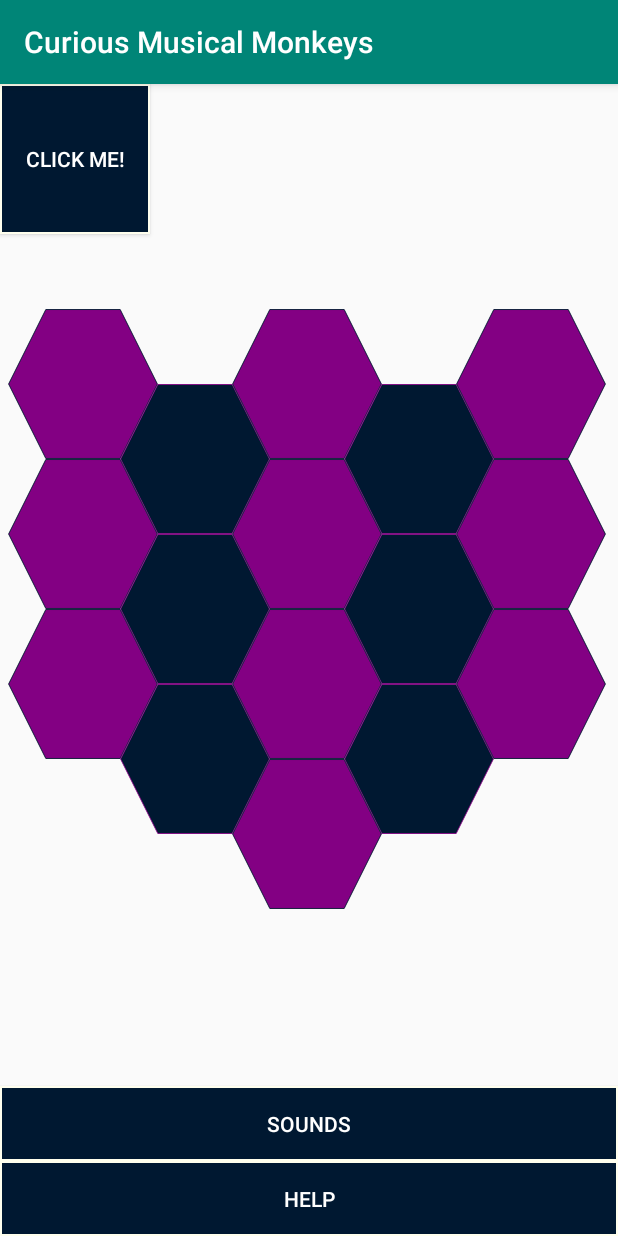
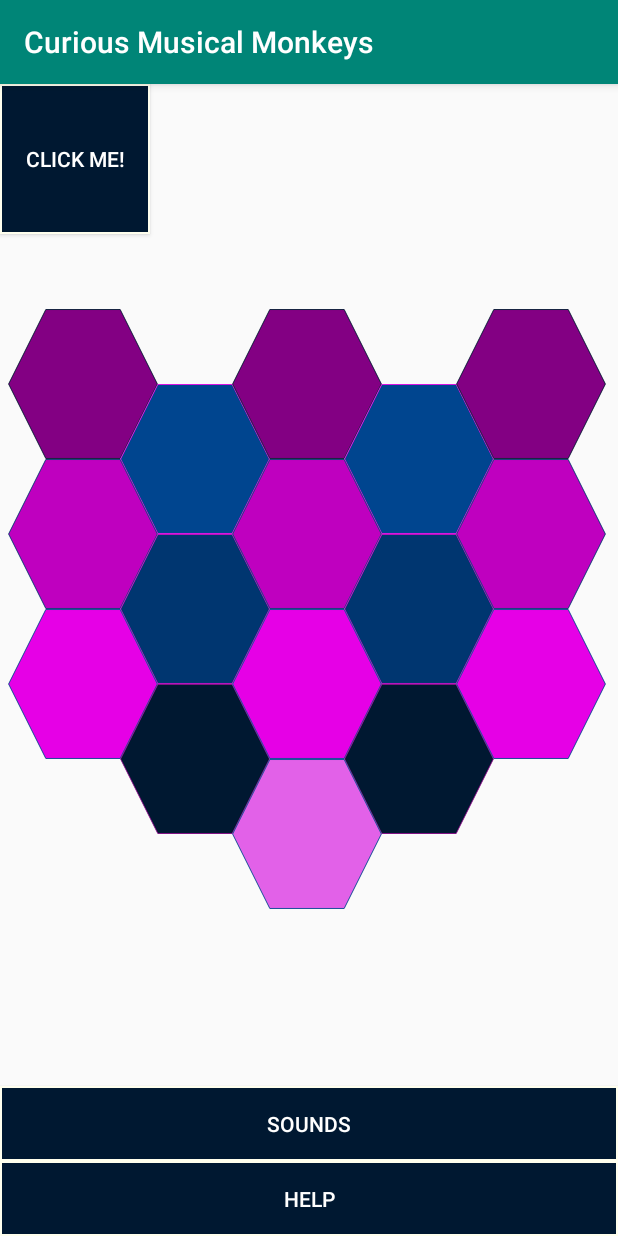
Before and after one commit to arnavgupta1/Curious-Musical-Monkeys, an Android app: the screen it shows after launch (MainActivity), on a phone screen of 412 x 824 dp. Run offline under Robolectric (Android 15) with nearby library versions, the phone set to English and light mode, and no system bars.

Commit message:
Gradient Honeycomb

```diff
--- /dev/null
+++ b/app/src/main/res/drawable/button_hexagon_b_light.xml
@@ -0,0 +1,6 @@
+<vector android:height="24dp" android:viewportHeight="628.0"
+    android:viewportWidth="726.0" android:width="27dp" xmlns:android="http://schemas.android.com/apk/res/android">
+    <path android:fillColor="#00458F"
+        android:pathData="m723,314c-60,103.9 -120,207.8 -180,311.8 -120,0 -240,0 -360,0C123,521.8 63,417.9 3,314 63,210.1 123,106.2 183,2.2c120,0 240,0 360,0C603,106.2 663,210.1 723,314Z"
+        android:strokeColor="#E600E6" android:strokeWidth="4"/>
+</vector>
--- /dev/null
+++ b/app/src/main/res/drawable/button_hexagon_b_medium.xml
@@ -0,0 +1,6 @@
+<vector android:height="24dp" android:viewportHeight="628.0"
+    android:viewportWidth="726.0" android:width="27dp" xmlns:android="http://schemas.android.com/apk/res/android">
+    <path android:fillColor="#003670"
+        android:pathData="m723,314c-60,103.9 -120,207.8 -180,311.8 -120,0 -240,0 -360,0C123,521.8 63,417.9 3,314 63,210.1 123,106.2 183,2.2c120,0 240,0 360,0C603,106.2 663,210.1 723,314Z"
+        android:strokeColor="#BF00BF" android:strokeWidth="4"/>
+</vector>
--- /dev/null
+++ b/app/src/main/res/drawable/button_hexagon_p_light.xml
@@ -0,0 +1,6 @@
+<vector android:height="24dp" android:viewportHeight="628.0"
+    android:viewportWidth="726.0" android:width="27dp" xmlns:android="http://schemas.android.com/apk/res/android">
+    <path android:fillColor="#E600E6"
+        android:pathData="m723,314c-60,103.9 -120,207.8 -180,311.8 -120,0 -240,0 -360,0C123,521.8 63,417.9 3,314 63,210.1 123,106.2 183,2.2c120,0 240,0 360,0C603,106.2 663,210.1 723,314Z"
+        android:strokeColor="#00458F" android:strokeWidth="4"/>
+</vector>
--- /dev/null
+++ b/app/src/main/res/drawable/button_hexagon_p_lightest.xml
@@ -0,0 +1,6 @@
+<vector android:height="24dp" android:viewportHeight="628.0"
+    android:viewportWidth="726.0" android:width="27dp" xmlns:android="http://schemas.android.com/apk/res/android">
+    <path android:fillColor="#E261E8"
+        android:pathData="m723,314c-60,103.9 -120,207.8 -180,311.8 -120,0 -240,0 -360,0C123,521.8 63,417.9 3,314 63,210.1 123,106.2 183,2.2c120,0 240,0 360,0C603,106.2 663,210.1 723,314Z"
+        android:strokeColor="#00458F" android:strokeWidth="4"/>
+</vector>
--- /dev/null
+++ b/app/src/main/res/drawable/button_hexagon_p_medium.xml
@@ -0,0 +1,6 @@
+<vector android:height="24dp" android:viewportHeight="628.0"
+    android:viewportWidth="726.0" android:width="27dp" xmlns:android="http://schemas.android.com/apk/res/android">
+    <path android:fillColor="#BF00BF"
+        android:pathData="m723,314c-60,103.9 -120,207.8 -180,311.8 -120,0 -240,0 -360,0C123,521.8 63,417.9 3,314 63,210.1 123,106.2 183,2.2c120,0 240,0 360,0C603,106.2 663,210.1 723,314Z"
+        android:strokeColor="#003670" android:strokeWidth="4"/>
+</vector>
--- a/app/src/main/res/layout/activity_help_screen.xml
+++ b/app/src/main/res/layout/activity_help_screen.xml
@@ -10,6 +10,7 @@
         android:id="@+id/backButton"
         android:layout_width="100dp"
         android:layout_height="100dp"
+        android:layout_alignParentLeft="true"
         android:layout_alignParentBottom="true"
         android:layout_marginTop="628dp"
         android:background="@drawable/button_rectangle"
--- a/app/src/main/res/layout/activity_main.xml
+++ b/app/src/main/res/layout/activity_main.xml
@@ -52,7 +52,7 @@
         android:layout_height="100dp"
         android:layout_marginLeft="5dp"
         android:layout_marginTop="150dp"
-        android:background="@drawable/button_hexagon_p"
+        android:background="@drawable/button_hexagon_p_dark"
         android:clickable="false" />
 
     <ImageButton
@@ -62,7 +62,7 @@
         android:layout_marginLeft="-25dp"
         android:layout_marginTop="200dp"
         android:layout_toRightOf="@+id/button0"
-        android:background="@drawable/button_hexagon_b"
+        android:background="@drawable/button_hexagon_b_light"
         android:clickable="false" />
 
     <ImageButton
@@ -72,7 +72,7 @@
         android:layout_marginLeft="-25dp"
         android:layout_marginTop="150dp"
         android:layout_toRightOf="@+id/button1"
-        android:background="@drawable/button_hexagon_p"
+        android:background="@drawable/button_hexagon_p_dark"
         android:clickable="false" />
 
     <ImageButton
@@ -82,7 +82,7 @@
         android:layout_marginLeft="-25dp"
         android:layout_marginTop="200dp"
         android:layout_toRightOf="@+id/button2"
-        android:background="@drawable/button_hexagon_b"
+        android:background="@drawable/button_hexagon_b_light"
         android:clickable="false" />
 
     <ImageButton
@@ -92,7 +92,7 @@
         android:layout_marginLeft="-25dp"
         android:layout_marginTop="150dp"
         android:layout_toRightOf="@+id/button3"
-        android:background="@drawable/button_hexagon_p"
+        android:background="@drawable/button_hexagon_p_dark"
         android:clickable="false" />
 
     <ImageButton
@@ -102,7 +102,7 @@
         android:layout_marginLeft="5dp"
         android:layout_marginTop="0dp"
         android:layout_below="@+id/button0"
-        android:background="@drawable/button_hexagon_p"
+        android:background="@drawable/button_hexagon_p_medium"
         android:clickable="false" />
 
     <ImageButton
@@ -112,7 +112,7 @@
         android:layout_marginLeft="-25dp"
         android:layout_marginTop="300dp"
         android:layout_toRightOf="@+id/button5"
-        android:background="@drawable/button_hexagon_b"
+        android:background="@drawable/button_hexagon_b_medium"
         android:clickable="false" />
 
     <ImageButton
@@ -122,7 +122,7 @@
         android:layout_marginLeft="-25dp"
         android:layout_marginTop="250dp"
         android:layout_toRightOf="@+id/button6"
-        android:background="@drawable/button_hexagon_p"
+        android:background="@drawable/button_hexagon_p_medium"
         android:clickable="false" />
 
     <ImageButton
@@ -132,7 +132,7 @@
         android:layout_marginLeft="-25dp"
         android:layout_marginTop="300dp"
         android:layout_toRightOf="@+id/button7"
-        android:background="@drawable/button_hexagon_b"
+        android:background="@drawable/button_hexagon_b_medium"
         android:clickable="false"/>
 
     <ImageButton
@@ -142,7 +142,7 @@
         android:layout_marginLeft="-25dp"
         android:layout_marginTop="250dp"
         android:layout_toRightOf="@+id/button8"
-        android:background="@drawable/button_hexagon_p"
+        android:background="@drawable/button_hexagon_p_medium"
         android:clickable="false" />
 
     <ImageButton
@@ -152,7 +152,7 @@
         android:layout_marginLeft="5dp"
         android:layout_marginTop="0dp"
         android:layout_below="@+id/button5"
-        android:background="@drawable/button_hexagon_p"
+        android:background="@drawable/button_hexagon_p_light"
         android:clickable="false" />
 
     <ImageButton
@@ -162,7 +162,7 @@
         android:layout_marginLeft="-25dp"
         android:layout_marginTop="400dp"
         android:layout_toRightOf="@+id/button10"
-        android:background="@drawable/button_hexagon_b"
+        android:background="@drawable/button_hexagon_b_dark"
         android:clickable="false" />
 
     <ImageButton
@@ -172,7 +172,7 @@
         android:layout_marginLeft="-25dp"
         android:layout_marginTop="350dp"
         android:layout_toRightOf="@+id/button11"
-        android:background="@drawable/button_hexagon_p"
+        android:background="@drawable/button_hexagon_p_light"
         android:clickable="false" />
 
     <ImageButton
@@ -182,7 +182,7 @@
         android:layout_marginLeft="-25dp"
         android:layout_marginTop="400dp"
         android:layout_toRightOf="@+id/button12"
-        android:background="@drawable/button_hexagon_b"
+        android:background="@drawable/button_hexagon_b_dark"
         android:clickable="false" />
 
     <ImageButton
@@ -192,7 +192,7 @@
         android:layout_marginLeft="-25dp"
         android:layout_marginTop="350dp"
         android:layout_toRightOf="@+id/button13"
-        android:background="@drawable/button_hexagon_p"
+        android:background="@drawable/button_hexagon_p_light"
         android:clickable="false" />
 
     <ImageButton
@@ -203,7 +203,7 @@
         android:layout_marginTop="-50dp"
         android:layout_below="@+id/button13"
         android:layout_toRightOf="@id/button11"
-        android:background="@drawable/button_hexagon_p"
+        android:background="@drawable/button_hexagon_p_lightest"
         android:clickable="false" />
 
 
--- a/app/src/main/res/layout/content_change_sound.xml
+++ b/app/src/main/res/layout/content_change_sound.xml
@@ -13,14 +13,9 @@
         android:layout_width="100dp"
         android:layout_height="100dp"
         android:layout_alignParentBottom="true"
-        android:layout_marginTop="628dp"
         android:background="@drawable/button_rectangle"
         android:clickable="false"
         android:onClick="backToStart"
         android:text="Back"
-        android:textColor="#ffffff"
-        app:layout_constraintHorizontal_bias="0.003"
-        app:layout_constraintLeft_toLeftOf="parent"
-        app:layout_constraintRight_toRightOf="parent"
-        app:layout_constraintTop_toTopOf="parent" />
+        android:textColor="#ffffff" />
 </android.support.constraint.ConstraintLayout>
--- a/app/src/main/res/values/colors.xml
+++ b/app/src/main/res/values/colors.xml
@@ -3,4 +3,13 @@
     <color name="colorPrimary">#008577</color>
     <color name="colorPrimaryDark">#00574B</color>
     <color name="colorAccent">#D81B60</color>
+
+    <color name="colorPurpleDark">#830083</color>
+    <color name="colorPurpleMedium">#BF00BF</color>
+    <color name="colorPurpleLight">#E600E6</color>
+    <color name="colorPurpleLightest">#E261E8</color>
+
+    <color name="colorBlueDark">#001831</color>
+    <color name="colorBlueMedium">#003670</color>
+    <color name="colorBlueLight">#00458F</color>
 </resources>
--- a/app/src/main/res/values/strings.xml
+++ b/app/src/main/res/values/strings.xml
@@ -2,5 +2,5 @@
     <string name="app_name">Curious Musical Monkeys</string>
     <string name="title_activity_change_sound">changeSoundActivity</string>
     <string name="version">Version 1.00.00</string>
-    <string name="authors">Authors: Arnav Gupta, George Kent-Scheller, Annamalai Ganesh, Tony Faller</string>
+    <string name="authors">Authors: Arnav Gupta, George Kent-Scheller, Annamalai Ganesh, and Tony Faller</string>
 </resources>
```
Also changed, not shown: app/src/main/res/drawable/button_hexagon_b_dark.xml (renamed from app/src/main/res/drawable/button_hexagon_b.xml), app/src/main/res/drawable/button_hexagon_p_dark.xml (renamed from app/src/main/res/drawable/button_hexagon_p.xml).
